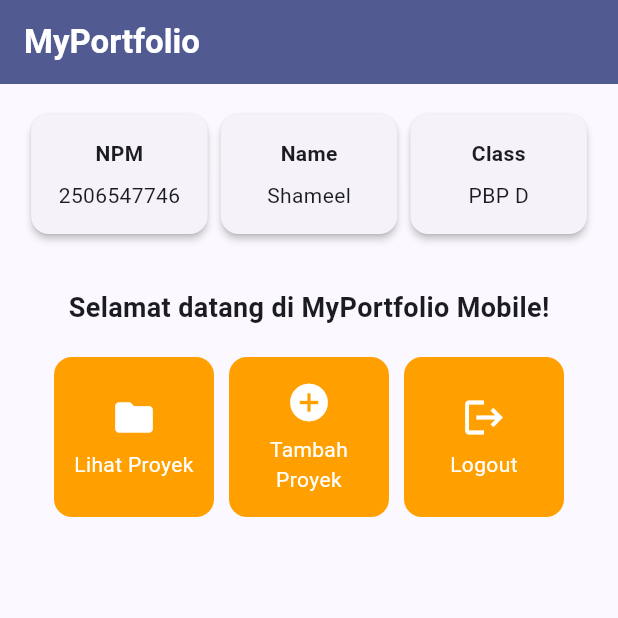
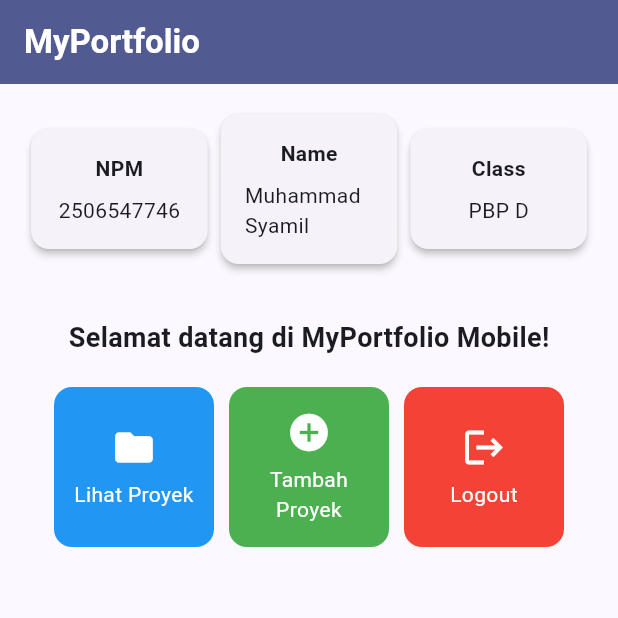
Before and after one commit to muhammad-syamil/myportofolio_mobile, a Flutter app: the screen it shows after launch, on a phone screen of 412 x 824 dp, the top half of it. Run offline on Flutter 3.47's test engine with Material 3 defaults, Android fonts, the phone set to English and light mode, and no system bars.

Commit message:
Tugas Individu 7

```diff
--- a/lib/menu.dart
+++ b/lib/menu.dart
@@ -4,13 +4,13 @@ class MyHomePage extends StatelessWidget {
   MyHomePage({super.key});
 
   final String npm = "2506547746";
-  final String nama = "Shameel";
+  final String nama = "Muhammad Syamil";
   final String kelas = "PBP D";
 
   final List<ItemHomepage> items = [
-    ItemHomepage("Lihat Proyek", Icons.folder),
-    ItemHomepage("Tambah Proyek", Icons.add_circle),
-    ItemHomepage("Logout", Icons.logout),
+    ItemHomepage("Lihat Proyek", Icons.folder, Colors.blue),
+    ItemHomepage("Tambah Proyek", Icons.add_circle, Colors.green),
+    ItemHomepage("Logout", Icons.logout, Colors.red),
   ];
 
   @override
@@ -113,8 +113,9 @@ class InfoCard extends StatelessWidget {
 class ItemHomepage {
   final String name;
   final IconData icon;
+  final Color color;
 
-  ItemHomepage(this.name, this.icon);
+  ItemHomepage(this.name, this.icon, this.color);
 }
 
 class ItemCard extends StatelessWidget {
@@ -126,7 +127,7 @@ class ItemCard extends StatelessWidget {
   Widget build(BuildContext context) {
     return Material(
       // Menggunakan warna sekunder dari skema tema aplikasi.
-      color: Theme.of(context).colorScheme.secondary,
+      color: item.color,
       borderRadius: BorderRadius.circular(12),
       child: InkWell(
         // Aksi ketika kartu ditekan oleh pengguna.
```
